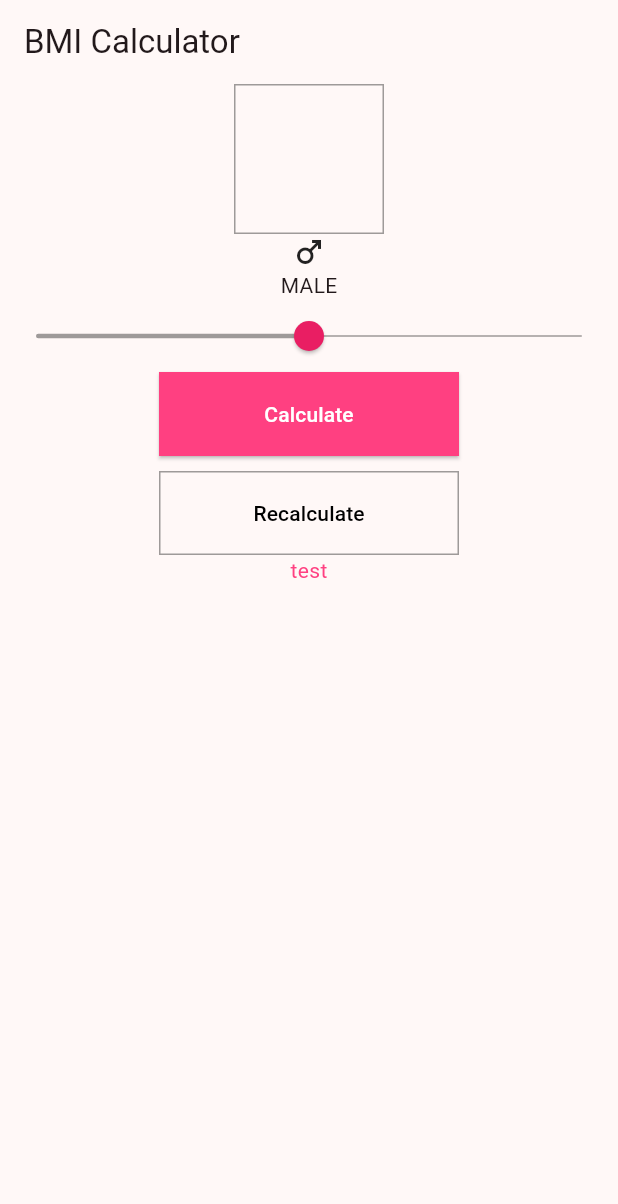
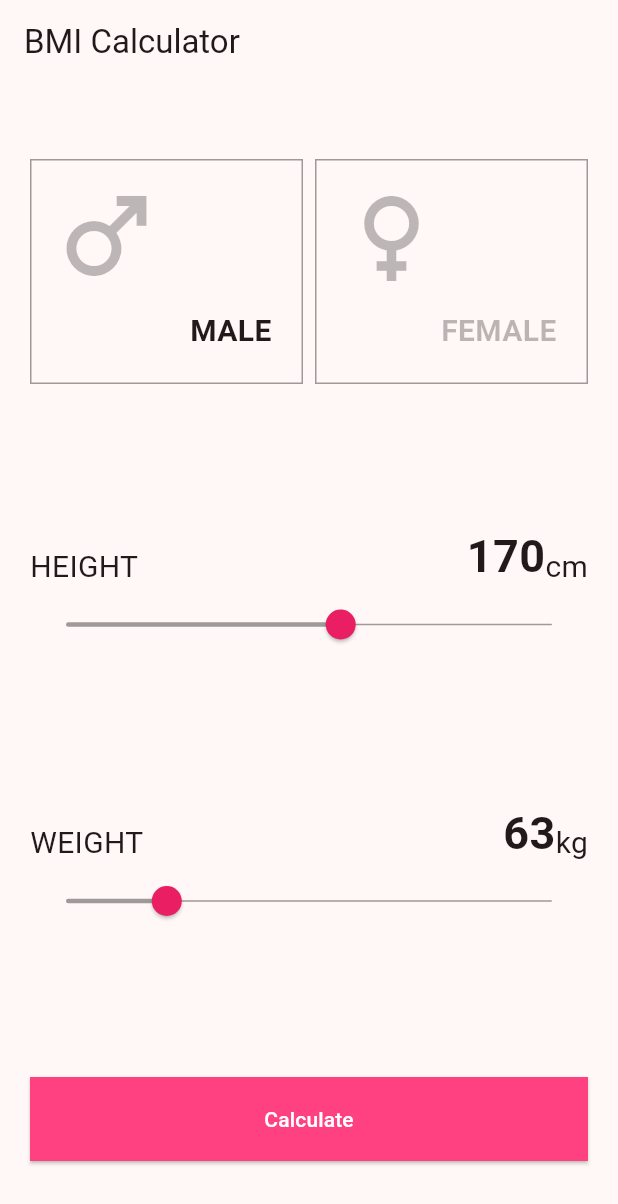
Before and after one commit to marofmar/kittypawdev_flutter_bmi_app, a Flutter app: the screen it shows after launch, on a phone screen of 412 x 824 dp. Shown: the top 1204 px of the screen. Run offline on Flutter 3.47's test engine with Material 3 defaults, Android fonts, the phone set to English and light mode, and no system bars.

Commit message:
ui(home_page): 홈페이지 화면만 구현 (상태관리 이전)

```diff
--- a/lib/pages/home/home_page.dart
+++ b/lib/pages/home/home_page.dart
@@ -1,43 +1,29 @@
 import 'package:flutter/material.dart';
+import 'package:flutter_bmi_app/pages/home/widgets/gender_box.dart';
+import 'package:flutter_bmi_app/pages/home/widgets/slider_box.dart';
 
 class HomePage extends StatelessWidget {
   @override
   Widget build(BuildContext context) {
     return Scaffold(
         appBar: AppBar(title: Text('BMI Calculator')),
-        body: Column(
-          children: [
-            Container(
-              width: 100,
-              height: 100,
-              decoration: BoxDecoration(
-                border: Border.all(
-                  color: Theme.of(context).dividerColor,
-                ),
-              ),
-            ),
-            Icon(Icons.male),
-            Text('MALE'),
-            Slider(
-              min: 0,
-              max: 100,
-              value: 50,
-              onChanged: (v) {},
-            ),
-            SizedBox(
-                width: 200,
-                height: 56,
-                child:
-                    ElevatedButton(onPressed: () {}, child: Text('Calculate'))),
-            SizedBox(height: 10),
-            SizedBox(
-                width: 200,
-                height: 56,
-                child: OutlinedButton(
-                    onPressed: () {}, child: Text('Recalculate'))),
-            Text('test',
-                style: TextStyle(color: Theme.of(context).highlightColor))
-          ],
+        body: Padding(
+          padding: const EdgeInsets.symmetric(horizontal: 20, vertical: 50),
+          child: Column(
+            children: [
+              GenderBox(),
+              Spacer(),
+              SliderBox(label: "HEIGHT", value: 170, unit: "cm"),
+              Spacer(),
+              SliderBox(label: "WEIGHT", value: 63, unit: "kg"),
+              Spacer(),
+              SizedBox(
+                  width: double.infinity,
+                  height: 56,
+                  child: ElevatedButton(
+                      onPressed: () {}, child: Text('Calculate'))),
+            ],
+          ),
         ));
   }
 }
--- /dev/null
+++ b/lib/pages/home/widgets/gender_box.dart
@@ -0,0 +1,56 @@
+import 'package:flutter/material.dart';
+
+class GenderBox extends StatelessWidget {
+  @override
+  Widget build(BuildContext context) {
+    return Row(
+      children: [
+        gender(context, Icons.male, "MALE", true),
+        SizedBox(width: 8),
+        gender(context, Icons.female, "FEMALE", false),
+      ],
+    );
+  }
+
+  Widget gender(
+    BuildContext context,
+    IconData icon,
+    String text,
+    bool selected,
+  ) {
+    return Expanded(
+        child: Container(
+            height: 150,
+            decoration: BoxDecoration(
+                border: Border.all(
+              color: Theme.of(context).dividerColor,
+            )),
+            child: Stack(
+              children: [
+                Positioned(
+                  top: 10,
+                  left: 10,
+                  child: Opacity(
+                    opacity: 0.3,
+                    child: Icon(
+                      icon,
+                      size: 80,
+                    ),
+                  ),
+                ),
+                Positioned(
+                  right: 20,
+                  bottom: 20,
+                  child: Opacity(
+                    opacity: selected ? 1 : 0.3,
+                    child: Text(text,
+                        style: TextStyle(
+                          fontSize: 20,
+                          fontWeight: FontWeight.bold,
+                        )),
+                  ),
+                ),
+              ],
+            )));
+  }
+}
--- /dev/null
+++ b/lib/pages/home/widgets/slider_box.dart
@@ -0,0 +1,35 @@
+import 'package:flutter/material.dart';
+
+class SliderBox extends StatelessWidget {
+  SliderBox({
+    required this.label,
+    required this.value,
+    required this.unit,
+  });
+
+  String label;
+  double value;
+  String unit;
+
+  @override
+  Widget build(BuildContext context) {
+    return Column(
+      children: [
+        Row(
+          crossAxisAlignment: CrossAxisAlignment.end,
+          children: [
+            Text(label, style: TextStyle(fontSize: 20)),
+            Spacer(),
+            Text(value.toStringAsFixed(0),
+                style: TextStyle(
+                  fontSize: 30,
+                  fontWeight: FontWeight.bold,
+                )),
+            Text(unit, style: TextStyle(fontSize: 20)),
+          ],
+        ),
+        Slider(value: value, onChanged: (v) {}, min: 1, max: 300)
+      ],
+    );
+  }
+}
```
